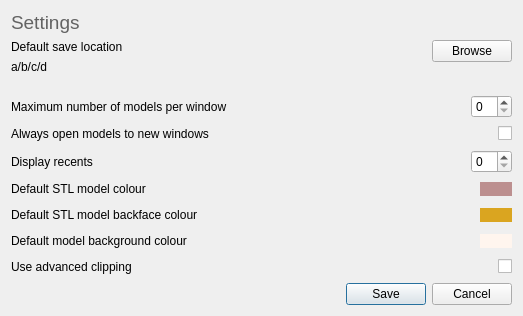
Qt form lib/ModelRenderer/settingsdialog.ui (KurusView/KurusView) before a commit.
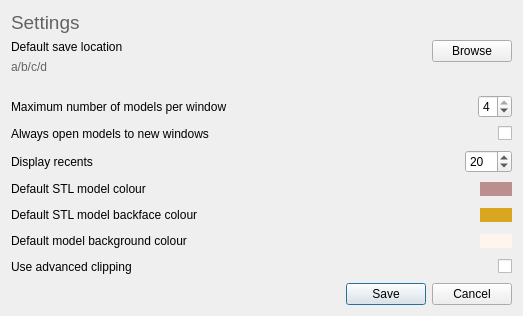
The same form after that commit.

Commit message: Implement settings dialog

The edit to the form file:
```diff
--- a/lib/ModelRenderer/settingsdialog.ui
+++ b/lib/ModelRenderer/settingsdialog.ui
@@ -60,6 +60,9 @@
          </item>
          <item>
           <widget class="QLabel" name="displayPathLabel">
+           <property name="styleSheet">
+            <string notr="true">QLabel { color: #636363; }</string>
+           </property>
            <property name="text">
             <string>a/b/c/d</string>
            </property>
@@ -142,7 +145,17 @@
         </spacer>
        </item>
        <item>
-        <widget class="QSpinBox" name="modelsPerWindowSpin"/>
+        <widget class="QSpinBox" name="modelsPerWindowSpin">
+         <property name="minimum">
+          <number>1</number>
+         </property>
+         <property name="maximum">
+          <number>4</number>
+         </property>
+         <property name="value">
+          <number>4</number>
+         </property>
+        </widget>
        </item>
       </layout>
      </item>
@@ -200,7 +213,14 @@
         </spacer>
        </item>
        <item>
-        <widget class="QSpinBox" name="displayRecentsSpin"/>
+        <widget class="QSpinBox" name="displayRecentsSpin">
+         <property name="maximum">
+          <number>100</number>
+         </property>
+         <property name="value">
+          <number>20</number>
+         </property>
+        </widget>
        </item>
       </layout>
      </item>
```
Left out of the diff: 2 changed lines with no effect on the pictures. The commit also changes 3 other files.
